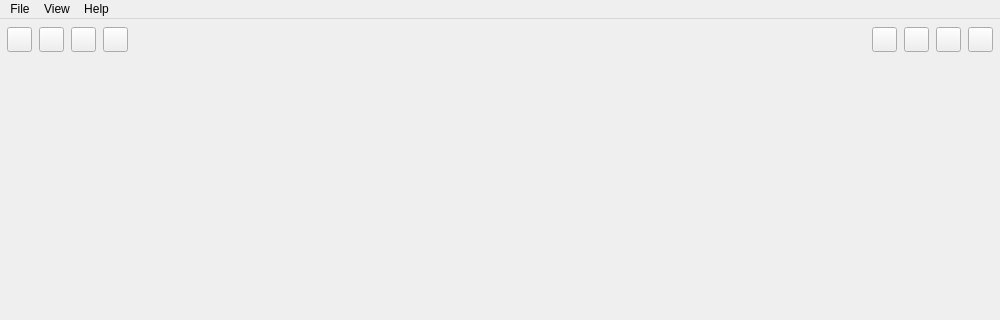
Above: zapzap/view/main_window.ui from rafatosta/zapzap before the change; both pictures show x 0 to 1000 and y 0 to 320 of the 1000 by 600 pixel window. Below: the same form after it.
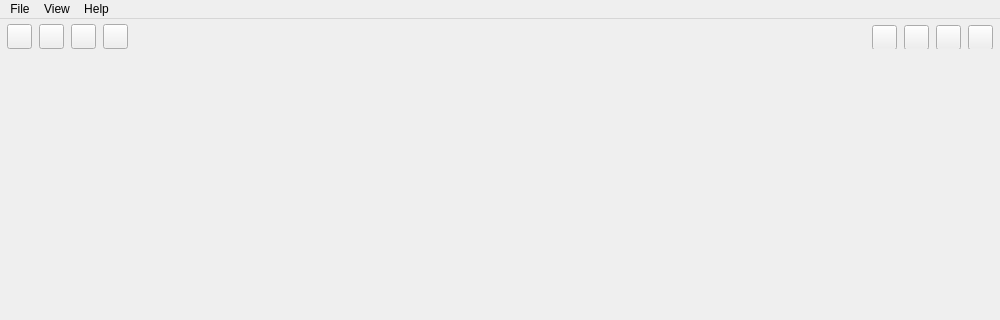
That is the form after the change.

What changed in the file:
```diff
--- a/zapzap/view/main_window.ui
+++ b/zapzap/view/main_window.ui
@@ -52,7 +52,7 @@
         <number>0</number>
        </property>
        <property name="topMargin">
-        <number>0</number>
+        <number>5</number>
        </property>
        <property name="rightMargin">
         <number>0</number>
@@ -71,7 +71,7 @@
          <property name="maximumSize">
           <size>
            <width>16777215</width>
-           <height>40</height>
+           <height>25</height>
           </size>
          </property>
          <property name="frameShape">
@@ -88,7 +88,7 @@
            <number>7</number>
           </property>
           <property name="topMargin">
-           <number>7</number>
+           <number>0</number>
           </property>
           <property name="rightMargin">
            <number>7</number>
```
